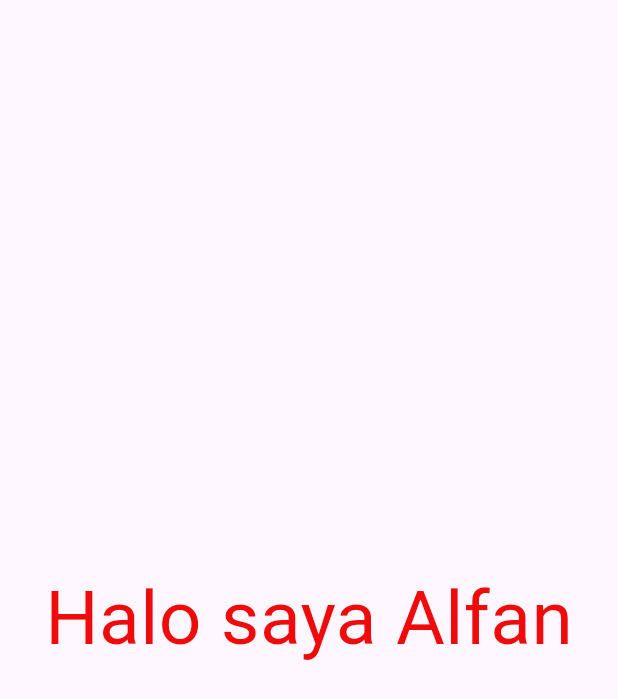
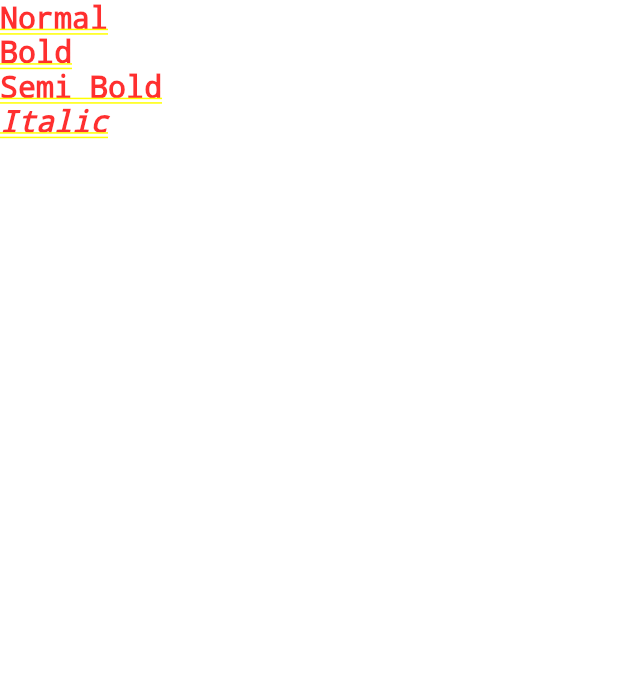
Before and after one commit to Alpannnnn/Mobile-apps-2-widget, a Flutter app: the screen it shows after launch, on a phone screen of 412 x 824 dp. Shown: the top 699 px of the screen. Run offline on Flutter 3.47's test engine with Material 3 defaults, Android fonts, the phone set to English and light mode, and no system bars.

Commit message:
Menambahkan FontTextWidget

```diff
--- a/lib/main.dart
+++ b/lib/main.dart
@@ -47,42 +47,64 @@ import 'package:flutter/material.dart';
 // }
 
  void main() {
-  // runApp(
-  //   const MaterialApp(
-  //     home: Scaffold(body: Center(child: Text('Hello, World!'))),
-  //   ),
-  // );
-  runApp(const MyWidget());
+  runApp(const MaterialApp(home: FontTextWidget(),));
 }
 
-class MyWidget extends StatelessWidget {
-  const MyWidget({super.key});
-  static const hello = 'Hello World';
+
+// class BasicTextWidget extends StatelessWidget {
+//   const BasicTextWidget({super.key});
+
+//   @override
+//   Widget build(BuildContext context) {
+//     return const Text(
+//       'Halo saya Alfan',
+//       style: TextStyle(
+//         fontSize: 50,
+//         color: Color.fromARGB(255, 239, 11, 11),
+//       ),
+//     );
+//   }
+// }
+
+class FontTextWidget extends StatelessWidget {
+  const FontTextWidget({super.key});
 
   @override
   Widget build(BuildContext context) {
-    return const MaterialApp(
-      home: Scaffold(
-        body: Center(
-          child: BasicTextWidget(),
+    return const Column(
+      crossAxisAlignment: CrossAxisAlignment.start,
+      children: [
+        Text(
+          'Normal',
+          style: TextStyle(
+            fontSize: 20,
           ),
+        ),
+
+        Text(
+          'Bold',
+          style: TextStyle(
+            fontSize: 20,
+            fontWeight: FontWeight.bold,
           ),
-    );
-  }
+        ),
 
-}
+        Text(
+          'Semi Bold',
+          style: TextStyle(
+            fontSize: 20,
+            fontWeight: FontWeight.w600,
+          ),
+        ),
 
-class BasicTextWidget extends StatelessWidget {
-  const BasicTextWidget({super.key});
-
-  @override
-  Widget build(BuildContext context) {
-    return const Text(
-      'Halo saya Alfan',
-      style: TextStyle(
-        fontSize: 50,
-        color: Color.fromARGB(255, 239, 11, 11),
-      ),
+        Text(
+          'Italic',
+          style: TextStyle(
+            fontSize: 20,
+            fontStyle: FontStyle.italic,
+          ),
+        ),
+      ],
     );
   }
 }
```
Also changed, not shown: 1 other file.
